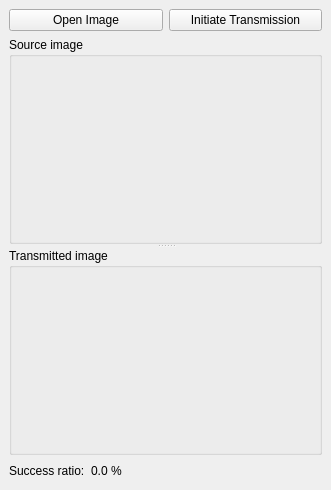
First picture: the form in Computer_networks/p2p/src/forms/transmission_widget.ui, repository rutsky/semester09, before the edit.
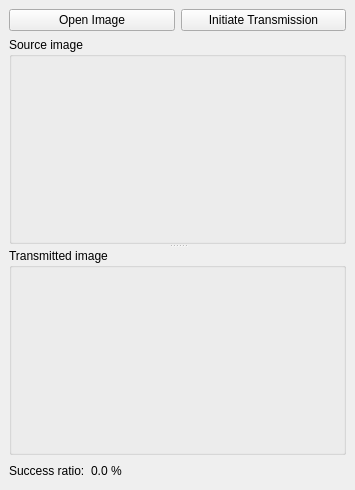
Second picture: the form after the edit.

The edit to the form file:
```diff
--- a/Computer_networks/p2p/src/forms/transmission_widget.ui
+++ b/Computer_networks/p2p/src/forms/transmission_widget.ui
@@ -6,7 +6,7 @@
    <rect>
     <x>0</x>
     <y>0</y>
-    <width>331</width>
+    <width>355</width>
     <height>490</height>
    </rect>
   </property>
```
